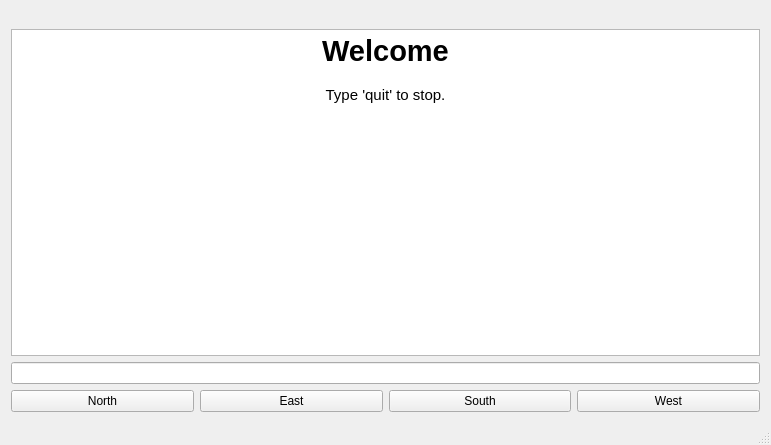
Qt form mainwindow.ui (jonbobbly/text-adventure) before a commit.
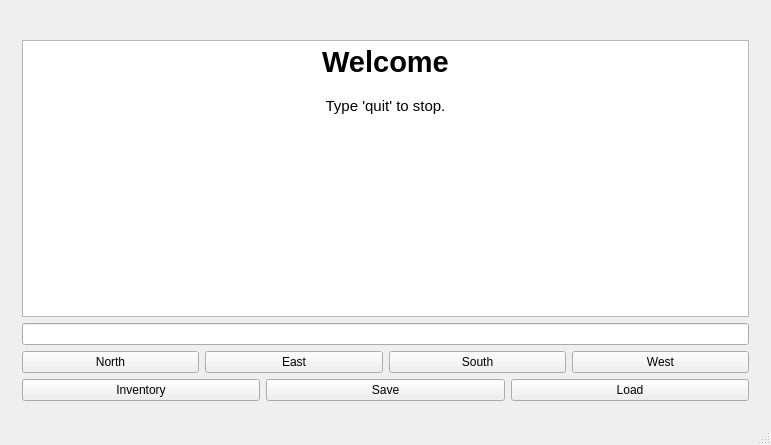
The same form after that commit.

Commit message: Even more button controls

Diff of the .ui file:
```diff
--- a/mainwindow.ui
+++ b/mainwindow.ui
@@ -32,18 +32,6 @@
       </property>
       <widget class="QWidget" name="pageWorld">
        <layout class="QVBoxLayout" name="verticalLayout_5">
-        <property name="leftMargin">
-         <number>0</number>
-        </property>
-        <property name="topMargin">
-         <number>0</number>
-        </property>
-        <property name="rightMargin">
-         <number>0</number>
-        </property>
-        <property name="bottomMargin">
-         <number>0</number>
-        </property>
         <item>
          <widget class="QTextEdit" name="roomOutput">
           <property name="midLineWidth">
@@ -100,6 +88,31 @@
           </item>
          </layout>
         </item>
+        <item>
+         <layout class="QHBoxLayout" name="horizontalLayout_3">
+          <item>
+           <widget class="QPushButton" name="btnInventory">
+            <property name="text">
+             <string>Inventory</string>
+            </property>
+           </widget>
+          </item>
+          <item>
+           <widget class="QPushButton" name="btnSave">
+            <property name="text">
+             <string>Save</string>
+            </property>
+           </widget>
+          </item>
+          <item>
+           <widget class="QPushButton" name="btnLoad">
+            <property name="text">
+             <string>Load</string>
+            </property>
+           </widget>
+          </item>
+         </layout>
+        </item>
        </layout>
       </widget>
       <widget class="QWidget" name="pageInventory">
```
The commit also changes 2 other files.
